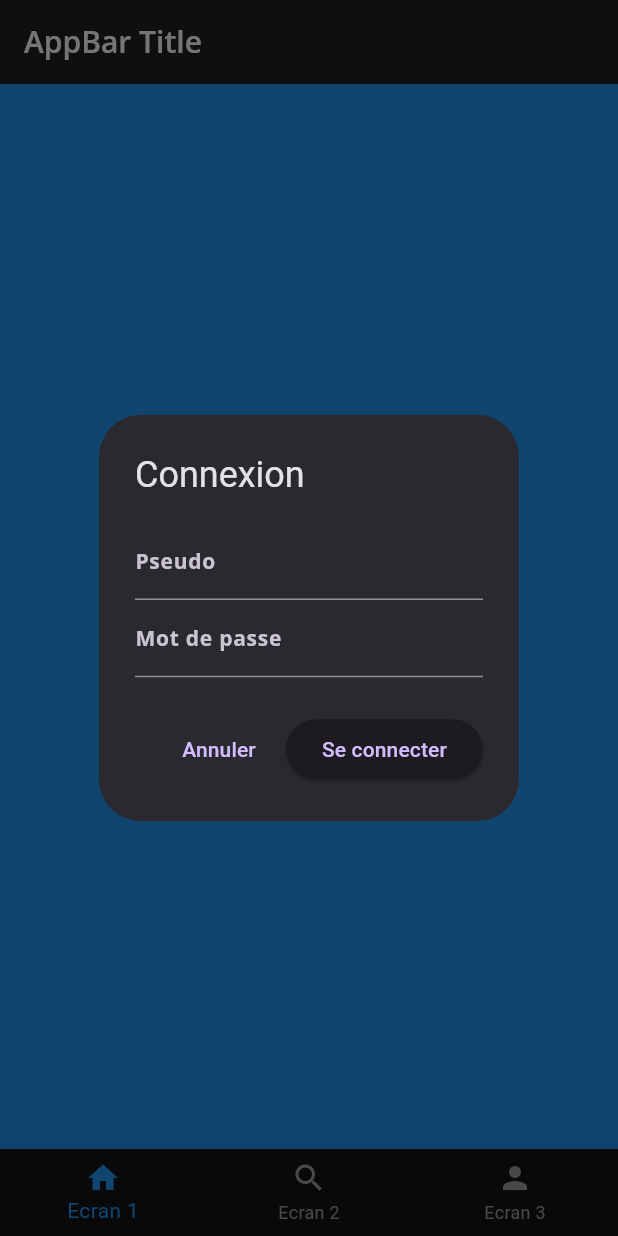
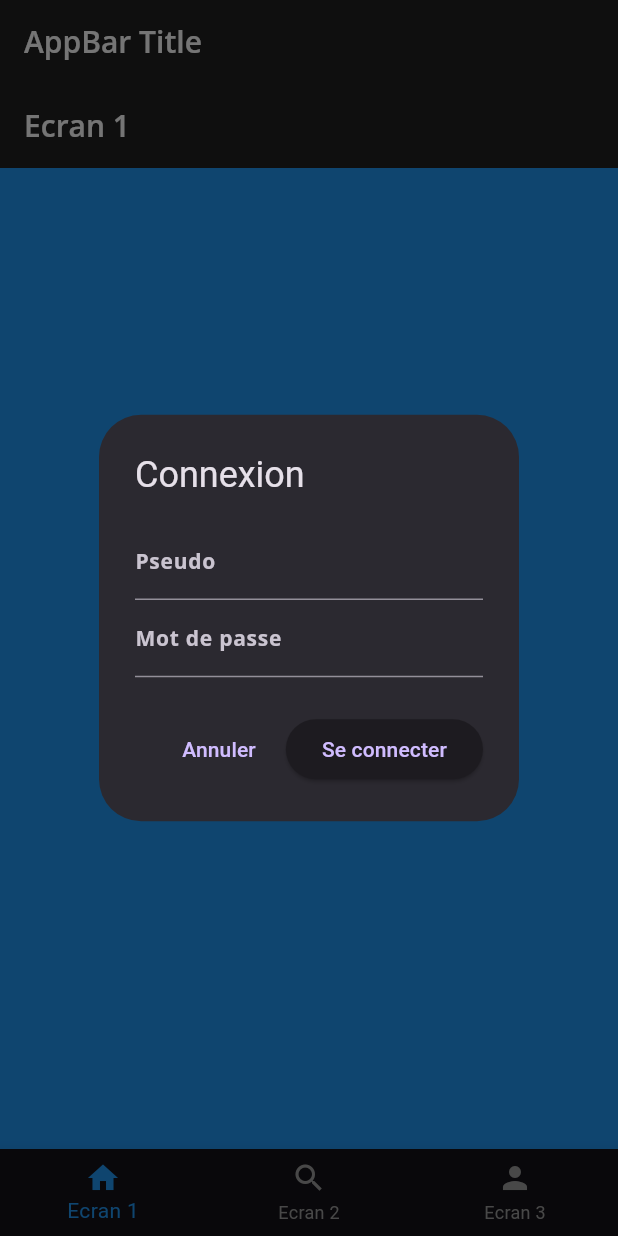
Before and after one commit to NoaJacquet/TP_DEV_MOBILE, a Flutter app: the screen it shows after launch, after a tap on "Se connecter", on a phone screen of 412 x 824 dp. Run offline on Flutter 3.47's test engine with Material 3 defaults, Android fonts, the phone set to English and light mode, and no system bars; our stand-ins replace google_fonts, shared_preferences.

Commit message:
feat: ajout de la connection

```diff
--- a/lib/UI/ecran1.dart
+++ b/lib/UI/ecran1.dart
@@ -87,9 +87,28 @@ class _Ecran1State extends State<Ecran1> {
     );
   }
 
+  void _logout() async {
+    await PreferencesManager.removeLoggedInUser();
+    setState(() {
+      _loggedInUser = null;
+    });
+  }
+
   @override
   Widget build(BuildContext context) {
-    return Container(
+    return Scaffold(
+      appBar: AppBar(
+        title: Text('Ecran 1'),
+        leading: _loggedInUser != null
+            ? IconButton(
+          icon: Icon(Icons.logout),
+          onPressed: () {
+            _logout();
+          },
+        )
+            : null,
+      ),
+      body: Container(
         color: Colors.blue,
         child: Center(
           child: _loggedInUser != null
@@ -101,6 +120,7 @@ class _Ecran1State extends State<Ecran1> {
             child: Text('Se connecter'),
           ),
         ),
+      ),
     );
   }
 }
--- a/lib/UI/shared_pref.dart
+++ b/lib/UI/shared_pref.dart
@@ -20,4 +20,9 @@ class PreferencesManager {
     SharedPreferences prefs = await SharedPreferences.getInstance();
     await prefs.setString('logged_in_user', pseudo);
   }
+
+  static Future<void> removeLoggedInUser() async {
+    SharedPreferences prefs = await SharedPreferences.getInstance();
+    await prefs.remove('logged_in_user');
+  }
 }
```
Lines whose indentation alone changed are shown as unchanged.
